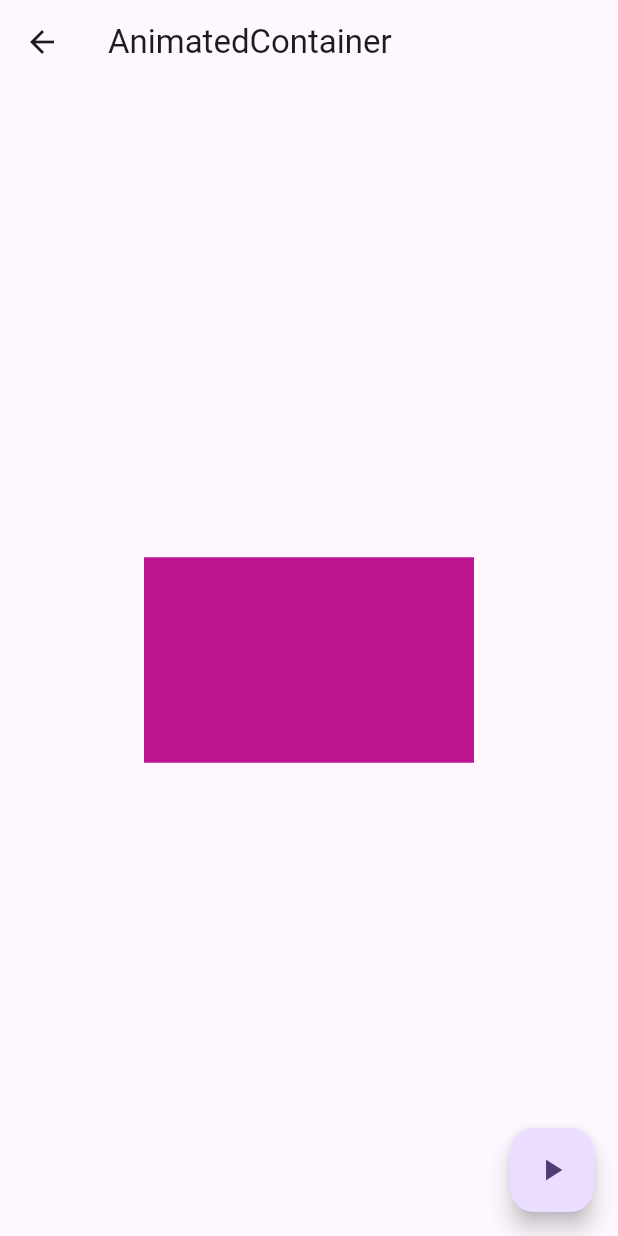
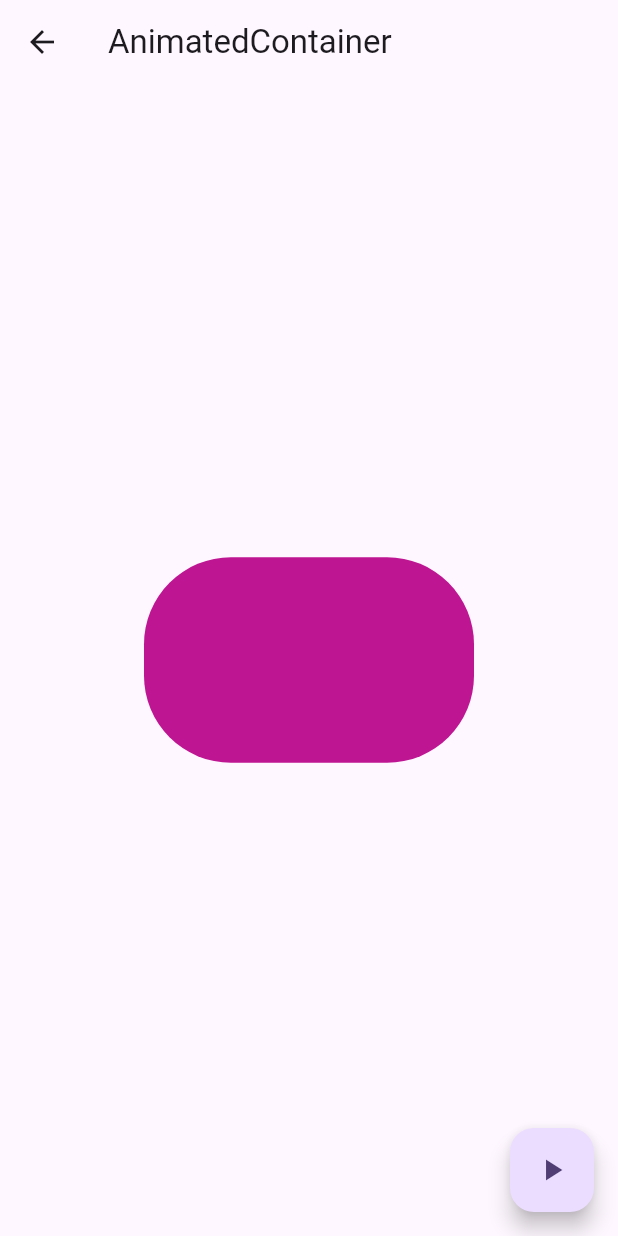
Before and after one commit to dodocap/flutter-orm-practice, a Flutter app: the MyAnimatedContainer screen opened directly, after a tap on the "play arrow" icon, on a phone screen of 412 x 824 dp. Run offline on Flutter 3.47's test engine with Material 3 defaults, Android fonts, the light colour scheme and no system bars; our stand-ins replace flutter_svg, lottie.

Commit message:
feat: AnimatedController
BoxDecoration의 BorderRadius 활용

```diff
--- a/lib/23_12_26/my_animated_container.dart
+++ b/lib/23_12_26/my_animated_container.dart
@@ -13,6 +13,7 @@ class _MyAnimatedContainerState extends State<MyAnimatedContainer> {
   double _width = 50;
   double _height = 50;
   Color _color = Colors.green;
+  double _borderRadius = 8.0;
 
   @override
   Widget build(BuildContext context) {
@@ -25,8 +26,12 @@ class _MyAnimatedContainerState extends State<MyAnimatedContainer> {
           duration: const Duration(seconds: 1),
           width: _width,
           height: _height,
-          color: _color,
+          // color: _color,
           curve: Curves.fastOutSlowIn,
+          decoration: BoxDecoration(
+            borderRadius: BorderRadius.circular(_borderRadius),
+            color: _color,
+          ),
         ),
       ),
       floatingActionButton: FloatingActionButton(
@@ -36,6 +41,7 @@ class _MyAnimatedContainerState extends State<MyAnimatedContainer> {
             _width = random.nextInt(300).toDouble();
             _height = random.nextInt(300).toDouble();
             _color = Color.fromRGBO(random.nextInt(256), random.nextInt(256), random.nextInt(256), 1);
+            _borderRadius = random.nextInt(100).toDouble();
           });
         },
         child: const Icon(Icons.play_arrow),
```
